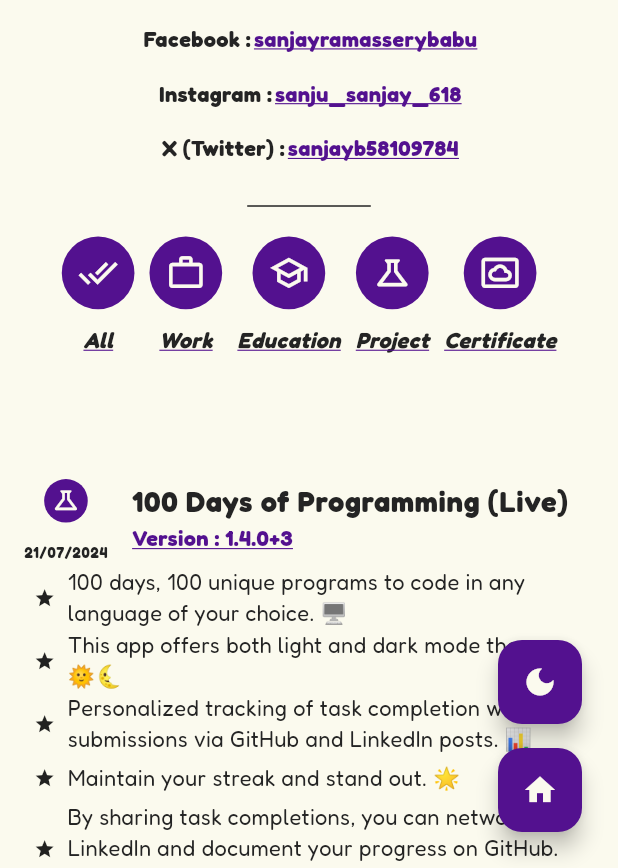
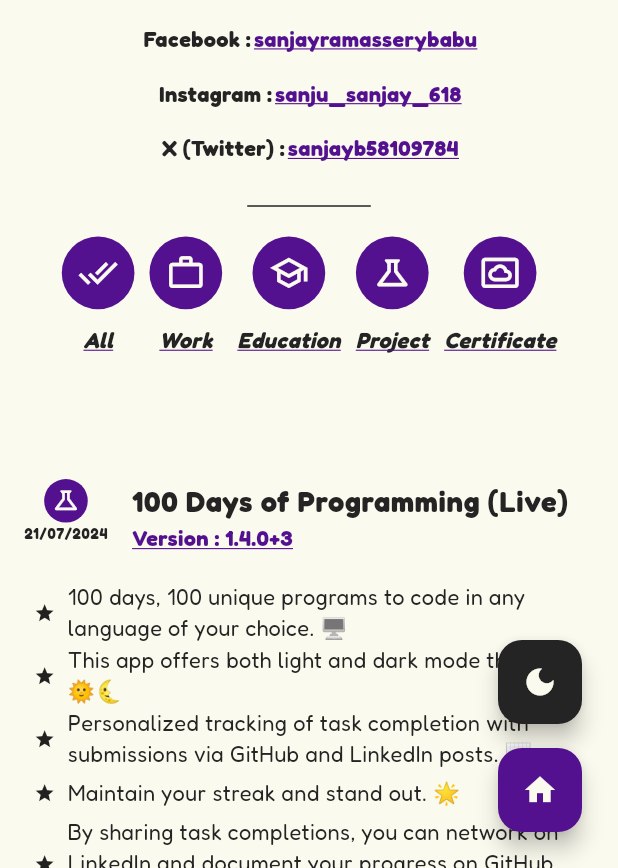
Before and after one commit to sanjay-rb/sanjay-rb.github.io, a Flutter app: the screen it shows after launch, on a phone screen of 412 x 824 dp, the part 368-1236 px from its top. Run offline on Flutter 3.47's test engine with Material 3 defaults, Android fonts, the phone set to English and light mode, and no system bars; drawn by our look-alikes of flutter_animate; our stand-ins replace get, google_fonts, url_strategy.

Commit message:
Updated fav icon

```diff
--- a/lib/app/modules/home/views/home_view.dart
+++ b/lib/app/modules/home/views/home_view.dart
@@ -200,9 +200,9 @@
           Padding(
             padding: const EdgeInsets.all(8.0),
             child: FloatingActionButton(
-              backgroundColor: Get.theme.colorScheme.secondary,
+              backgroundColor: Get.theme.colorScheme.tertiary,
               child: Icon(
-                Icons.dark_mode,
+                Get.isDarkMode ? Icons.light_mode : Icons.dark_mode,
                 color: Get.theme.colorScheme.primary,
               ),
               onPressed: () {
--- a/lib/app/modules/home/views/timeline_widget.dart
+++ b/lib/app/modules/home/views/timeline_widget.dart
@@ -38,7 +38,6 @@
                               controller.timeline[index].link!);
                         },
                         leading: Column(
-                          mainAxisAlignment: MainAxisAlignment.spaceBetween,
                           children: [
                             Container(
                               width: ResponsiveService.width(context, 30),
@@ -63,12 +62,15 @@
                                 ),
                               ),
                             ),
-                            Text(
-                              "$day/$month/$year",
-                              style: GoogleFonts.fredoka().copyWith(
-                                fontSize: ResponsiveService.width(context, 10),
-                                color: Theme.of(context).colorScheme.tertiary,
-                                fontWeight: FontWeight.bold,
+                            Expanded(
+                              child: Text(
+                                "$day/$month/$year",
+                                style: GoogleFonts.fredoka().copyWith(
+                                  fontSize:
+                                      ResponsiveService.width(context, 10),
+                                  color: Theme.of(context).colorScheme.tertiary,
+                                  fontWeight: FontWeight.bold,
+                                ),
                               ),
                             ),
                           ],
@@ -101,6 +103,7 @@
                           ),
                         ),
                       ),
+                      const SizedBox(height: 10),
                       ...List.generate(
                         controller.timeline[index].points!.length,
                         (pindex) => Padding(
@@ -131,6 +134,11 @@
                             ],
                           ),
                         ),
+                      ),
+                      Divider(
+                        indent: ResponsiveService.widthRatio(context, 0.4),
+                        endIndent: ResponsiveService.widthRatio(context, 0.4),
+                        color: Theme.of(context).colorScheme.tertiary,
                       ),
                     ],
                   );
```
